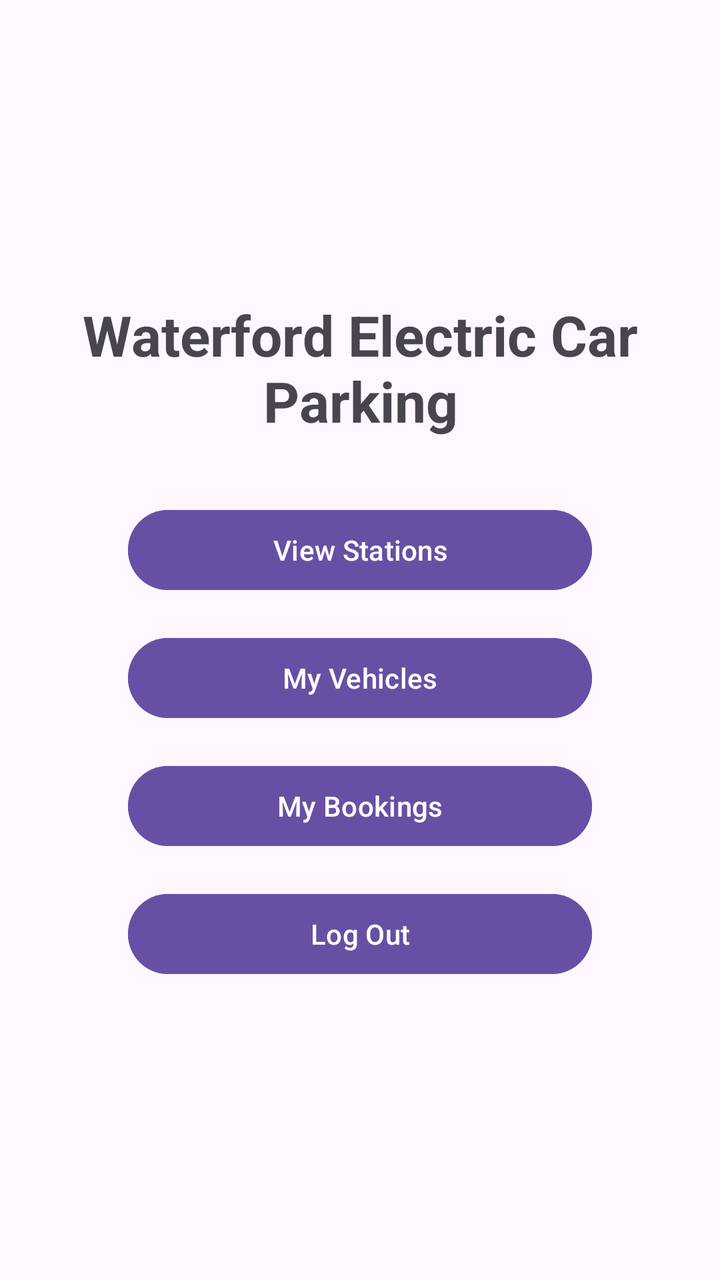
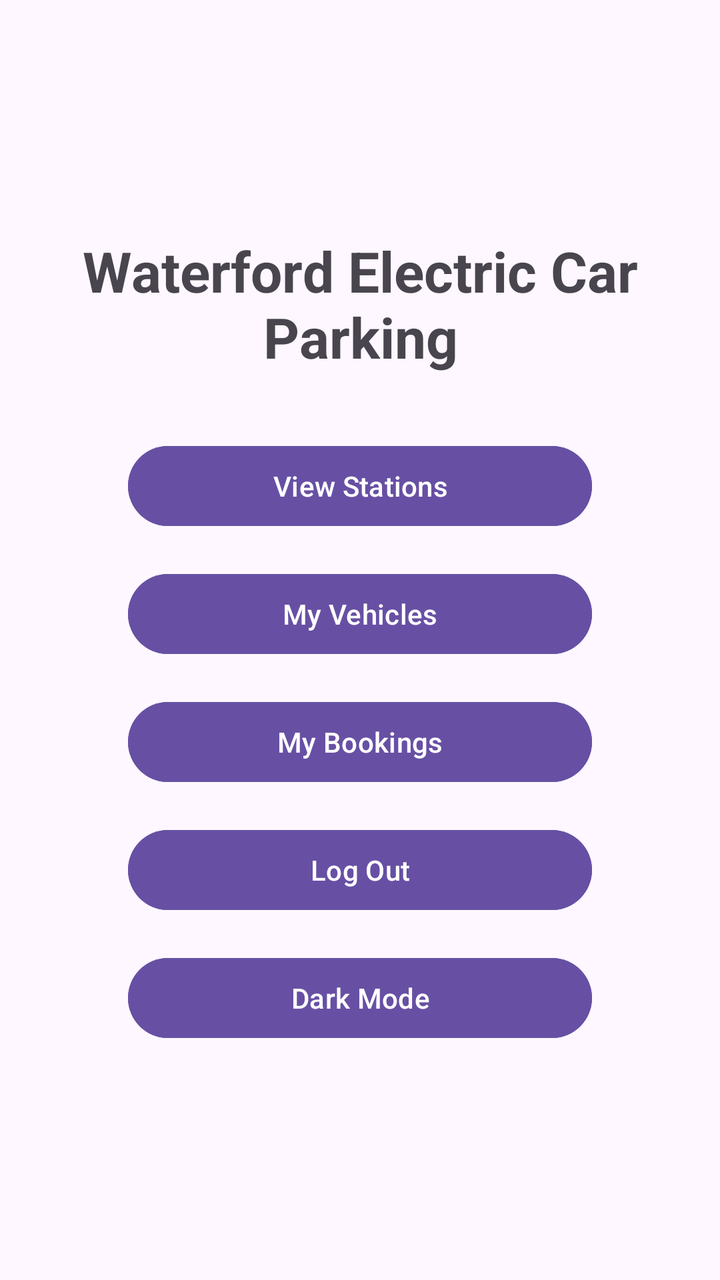

The first picture is an Android layout as it rendered before a commit; the second is the same layout after the commit. The layout source and the unified diff follow.
<!-- AndroidManifest.xml: application theme Theme.ElectricCarStationApp -->
<!-- res/layout/activity_main.xml -->
<?xml version="1.0" encoding="utf-8"?>
<LinearLayout xmlns:android="http://schemas.android.com/apk/res/android"
    android:id="@+id/main"
    android:layout_width="match_parent"
    android:layout_height="match_parent"
    android:gravity="center"
    android:orientation="vertical"
    android:padding="32dp">

    <TextView
        android:id="@+id/mainTitle"
        android:layout_width="match_parent"
        android:layout_height="wrap_content"
        android:gravity="center"
        android:text="Waterford Electric Car Parking"
        android:textSize="28sp"
        android:textStyle="bold" />

    <Button
        android:id="@+id/viewStationsButton"
        android:layout_width="match_parent"
        android:layout_height="wrap_content"
        android:layout_marginStart="32dp"
        android:layout_marginTop="32dp"
        android:layout_marginEnd="32dp"
        android:backgroundTint="#6750A4"
        android:textColor="#FFFFFF"
        android:text="View Stations" />

    <Button
        android:id="@+id/viewVehiclesButton"
        android:layout_width="match_parent"
        android:layout_height="wrap_content"
        android:layout_marginStart="32dp"
        android:layout_marginTop="16dp"
        android:layout_marginEnd="32dp"
        android:backgroundTint="#6750A4"
        android:textColor="#FFFFFF"
        android:text="My Vehicles" />

    <Button
        android:id="@+id/myBookingsButton"
        android:layout_width="match_parent"
        android:layout_height="wrap_content"
        android:layout_marginStart="32dp"
        android:layout_marginTop="16dp"
        android:layout_marginEnd="32dp"
        android:backgroundTint="#6750A4"
        android:textColor="#FFFFFF"
        android:text="My Bookings" />

    <Button
        android:id="@+id/logoutButton"
        android:layout_width="match_parent"
        android:layout_height="wrap_content"
        android:layout_marginStart="32dp"
        android:layout_marginTop="16dp"
        android:layout_marginEnd="32dp"
        android:backgroundTint="#6750A4"
        android:textColor="#FFFFFF"
        android:text="Log Out" />

</LinearLayout>
<!-- resources referenced by this layout -->
<resources>
  <style name="Theme.ElectricCarStationApp" parent="Base.Theme.ElectricCarStationApp" />
  <style name="Base.Theme.ElectricCarStationApp" parent="Theme.Material3.DayNight">
          
          
      </style>
</resources>

<!-- the commit's change to res/layout/activity_main.xml (unified diff, before → after) -->
@@ -60,4 +60,14 @@
         android:textColor="#FFFFFF"
         android:text="Log Out" />
 
+    <Button
+        android:id="@+id/nightModeButton"
+        android:layout_width="match_parent"
+        android:layout_height="wrap_content"
+        android:layout_marginStart="32dp"
+        android:layout_marginTop="16dp"
+        android:layout_marginEnd="32dp"
+        android:backgroundTint="#6750A4"
+        android:textColor="#FFFFFF"
+    android:text="Dark Mode" />
 </LinearLayout>
